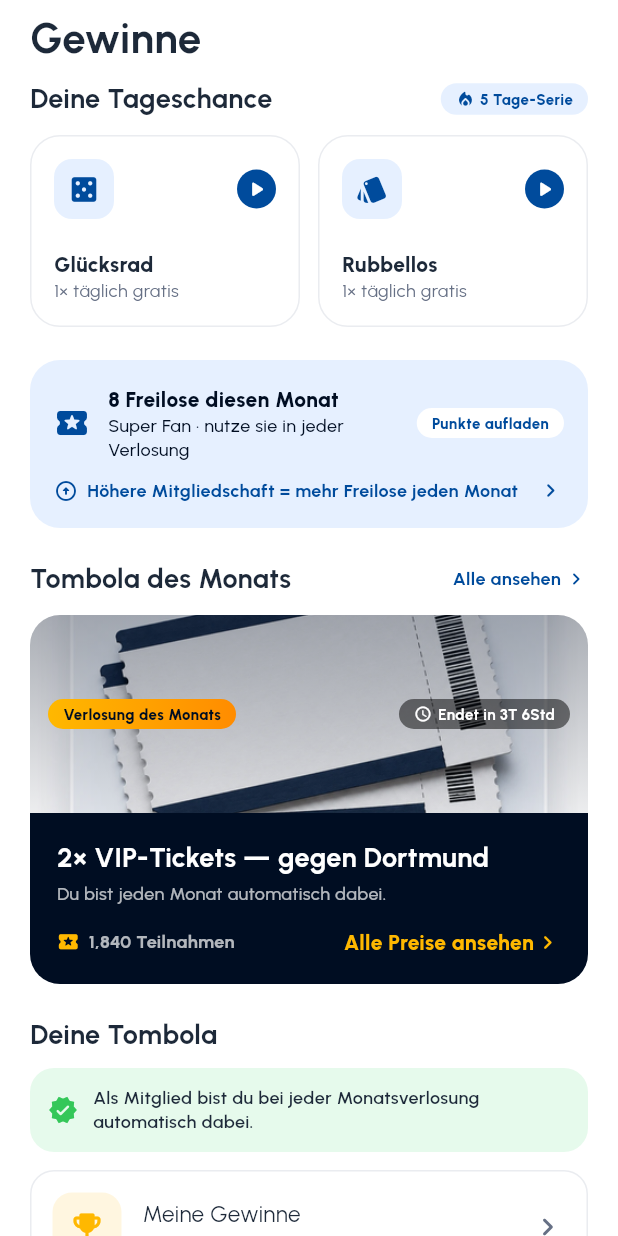
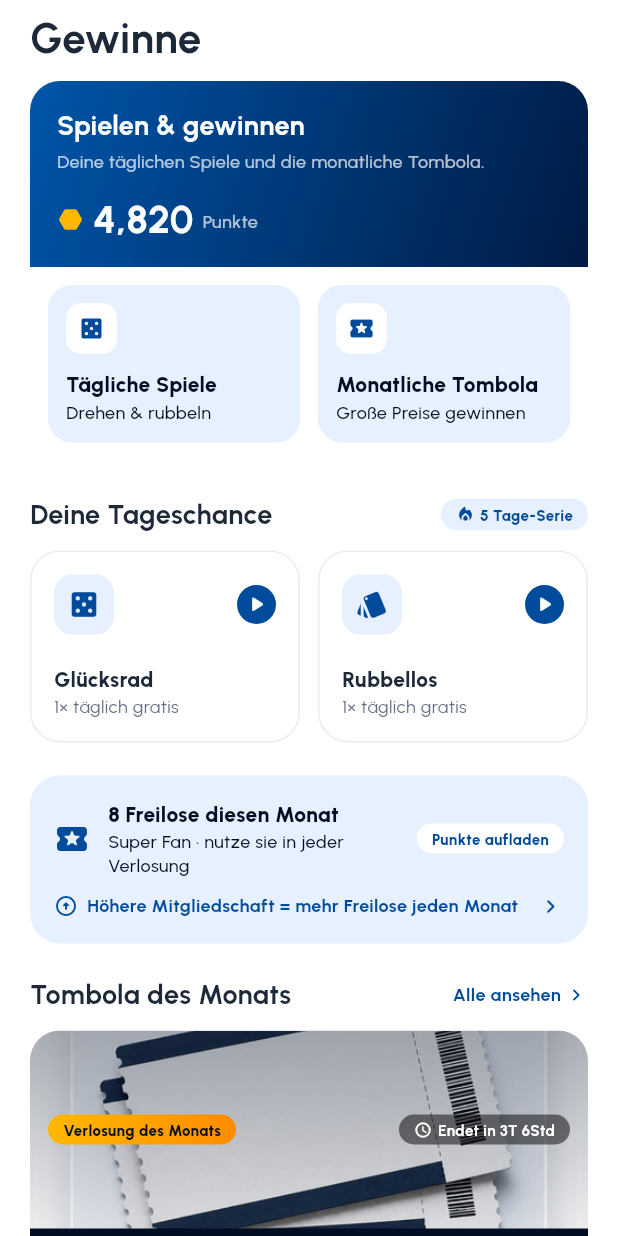
Before and after one commit to COREVIONLABS/EMBAapp-native, a Flutter app: the GewinnenScreen screen opened directly, on a phone screen of 412 x 824 dp. Run offline on Flutter 3.47's test engine with Material 3 defaults, Android fonts, the phone set to English and light mode, and no system bars; our stand-ins replace flutter_svg.

Commit message:
Build APK: swipeable voucher rows + See all on Redeem, hero box on Prizes
Redeem: value & discount vouchers are now horizontal, swipeable rows with a
"See all" link next to each headline that opens a full 2-column list screen.

Prizes: add the same intro hero as Redeem — a brand-gradient header with the
points balance and the two ways to win (Daily games · Monthly tombola).

DE translations added; flutter analyze clean.

Co-Authored-By: Claude Opus 4.8 <noreply@anthropic.com>
Claude-Session: https://claude.ai/code/session_0138H2TPm9wvb2D54WvCY8tL

```diff
--- a/lib/l10n/strings.dart
+++ b/lib/l10n/strings.dart
@@ -1534,6 +1534,13 @@ const Map<String, String> _de = {
   '5% off': '5% Rabatt',
   'View drop': 'Drop ansehen',
 
+  // ── Prizes hero ────────────────────────────────────────────
+  'Play & win': 'Spielen & gewinnen',
+  'Your daily games and the monthly tombola.': 'Deine täglichen Spiele und die monatliche Tombola.',
+  'Spin & scratch': 'Drehen & rubbeln',
+  'Monthly tombola': 'Monatliche Tombola',
+  'Win big prizes': 'Große Preise gewinnen',
+
   // ── Experiences as tombola prizes ──────────────────────────
   'Enter tombola to win': 'An der Tombola teilnehmen',
   'Tombola prize': 'Tombola-Preis',
--- a/lib/screens/gewinnen_screen.dart
+++ b/lib/screens/gewinnen_screen.dart
@@ -26,12 +26,64 @@ class GewinnenScreen extends StatelessWidget {
   void _push(BuildContext context, Widget s) =>
       Navigator.of(context).push(MaterialPageRoute(builder: (_) => s));
 
+  // Top hero — same shape as the Redeem intro: a brand-gradient header with a
+  // headline stat (free lots this month) and the two ways to win below.
+  Widget _hero() {
+    return Container(
+      clipBehavior: Clip.antiAlias,
+      decoration: BoxDecoration(borderRadius: BorderRadius.circular(AppRadii.card)),
+      child: Column(crossAxisAlignment: CrossAxisAlignment.stretch, children: [
+        Container(
+          padding: const EdgeInsets.fromLTRB(18, 18, 18, 16),
+          decoration: const BoxDecoration(gradient: LinearGradient(begin: Alignment.topLeft, end: Alignment.bottomRight, colors: AppColors.pointsGradient)),
+          child: Column(crossAxisAlignment: CrossAxisAlignment.start, children: [
+            Text(tr('Play & win'), style: AppText.label1.copyWith(color: Colors.white)),
+            const SizedBox(height: 4),
+            Text(tr('Your daily games and the monthly tombola.'), style: AppText.body3.copyWith(color: Colors.white70)),
+            const SizedBox(height: 14),
+            Row(children: [
+              const Icon(Icons.hexagon_rounded, size: 18, color: AppColors.gold),
+              const SizedBox(width: 6),
+              Text(FanModel.pointsFormatted, style: AppText.h4.copyWith(color: Colors.white, fontSize: 26)),
+              const SizedBox(width: 6),
+              Padding(padding: const EdgeInsets.only(top: 4), child: Text(tr('points'), style: AppText.body3.copyWith(color: Colors.white70))),
+            ]),
+          ]),
+        ),
+        Container(
+          color: AppColors.surface,
+          padding: const EdgeInsets.all(12),
+          child: Row(children: [
+            Expanded(child: _pathTile(Icons.casino_rounded, tr('Daily games'), tr('Spin & scratch'))),
+            const SizedBox(width: 12),
+            Expanded(child: _pathTile(Icons.local_activity_rounded, tr('Monthly tombola'), tr('Win big prizes'))),
+          ]),
+        ),
+      ]),
+    );
+  }
+
+  Widget _pathTile(IconData icon, String title, String sub) => Container(
+        padding: const EdgeInsets.all(12),
+        decoration: BoxDecoration(color: AppColors.brandLightest, borderRadius: BorderRadius.circular(AppRadii.tile)),
+        child: Column(crossAxisAlignment: CrossAxisAlignment.start, children: [
+          Container(width: 34, height: 34, decoration: BoxDecoration(color: AppColors.surface, borderRadius: BorderRadius.circular(10)), child: Icon(icon, color: AppColors.brandPrimary, size: 18)),
+          const SizedBox(height: 10),
+          Text(title, maxLines: 1, overflow: TextOverflow.ellipsis, style: AppText.body2.copyWith(color: AppColors.onAccent, fontWeight: FontWeight.w800)),
+          const SizedBox(height: 1),
+          Text(sub, maxLines: 1, overflow: TextOverflow.ellipsis, style: AppText.body3.copyWith(color: AppColors.onAccent)),
+        ]),
+      );
+
   @override
   Widget build(BuildContext context) {
     return SubScaffold(
       title: tr('Prizes'),
       showBack: false,
       children: [
+        // ── Hero — mirrors the Redeem intro: gradient header + two pathways ──
+        _hero(),
+        const SizedBox(height: 24),
         // ── 1) Your daily chance (retention hook) ──
         AnimatedBuilder(
           animation: dailyGames,
```
Also changed, not shown: lib/screens/redeem_screen.dart (+71 -30 lines).
